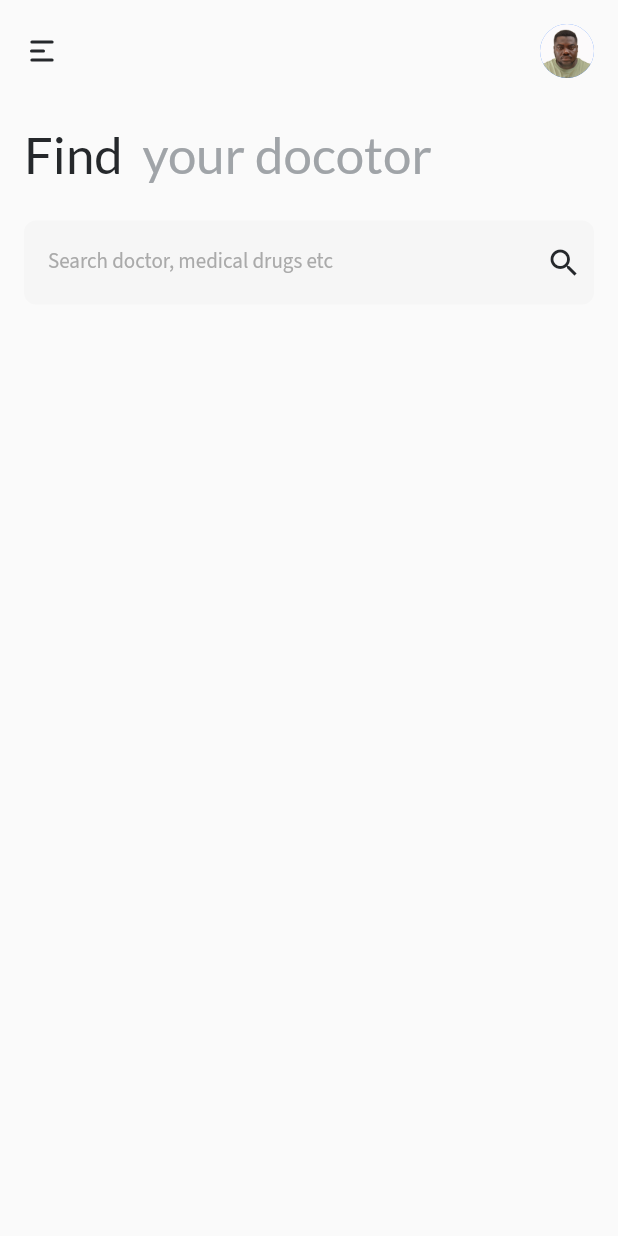
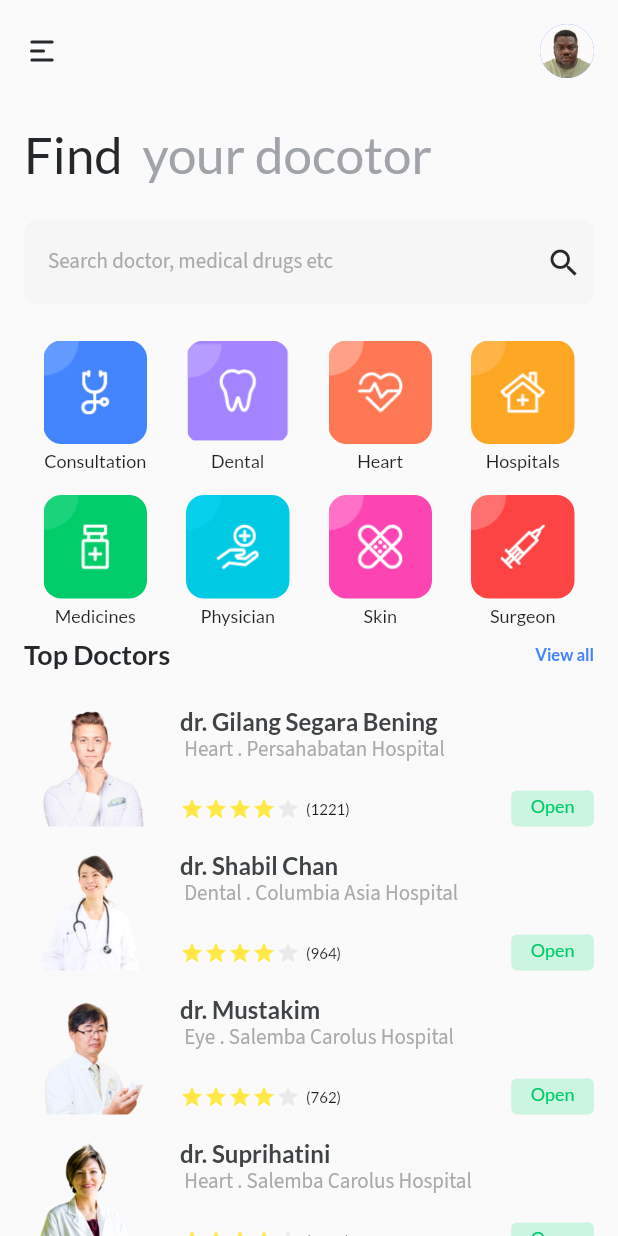
Before and after one commit to richarddanquah/doctor_app, a Flutter app: the screen it shows after launch, on a phone screen of 412 x 824 dp. Run offline on Flutter 3.47's test engine with Material 2 defaults, Android fonts, the phone set to English and light mode, and no system bars; drawn by our look-alikes of flutter_rating_bar; our stand-ins replace flutter_svg_provider, google_fonts.

Commit message:
doctor app main page done

```diff
--- /dev/null
+++ b/lib/models/doctor.dart
@@ -0,0 +1,109 @@
+
+class Doctor {
+  Doctor(
+      {this.doctorName = '',
+        this.doctorSpecialty = '',
+        this.doctorRating = '',
+        this.doctorHospital = '',
+        this.doctorNumberOfPatient = '',
+        this.doctorYearOfExperience = '',
+        this.doctorDescription = '',
+        this.doctorPicture = ''});
+
+  String doctorName;
+  String doctorSpecialty;
+  String doctorRating;
+  String doctorHospital;
+  String doctorNumberOfPatient;
+  String doctorYearOfExperience;
+  String doctorDescription;
+  String doctorPicture;
+}
+
+var topDoctors = [
+  Doctor(
+    doctorName: 'dr. Gilang Segara Bening',
+    doctorSpecialty: 'Heart',
+    doctorRating: '4.8',
+    doctorHospital: 'Persahabatan Hospital',
+    doctorNumberOfPatient: '1221',
+    doctorYearOfExperience: '3',
+    doctorDescription:
+    'is one of the best doctors in the Persahabat Hospital. He has saved more than 1000 patients in the past 3 years. He has also received many awards from domestic and abroad as the best doctors. He is available on a private or schedule.',
+    doctorPicture: 'img-men-01.png',
+  ),
+  Doctor(
+    doctorName: 'dr. Shabil Chan',
+    doctorSpecialty: 'Dental',
+    doctorRating: '4.7',
+    doctorHospital: 'Columbia Asia Hospital',
+    doctorNumberOfPatient: '964',
+    doctorYearOfExperience: '4',
+    doctorDescription:
+    'is one of the best doctors in the Columbia Asia Hospital. He has saved more than 900 patients in the past 4 years. He has also received many awards from domestic and abroad as the best doctors. He is available on a private or schedule.',
+    doctorPicture: 'img-women-01.png',
+  ),
+  Doctor(
+    doctorName: 'dr. Mustakim',
+    doctorSpecialty: 'Eye',
+    doctorRating: '4.9',
+    doctorHospital: 'Salemba Carolus Hospital',
+    doctorNumberOfPatient: '762',
+    doctorYearOfExperience: '5',
+    doctorDescription:
+    'is one of the best doctors in the Salemba Carolus Hospital. He has saved more than 700 patients in the past 5 years. He has also received many awards from domestic and abroad as the best doctors. He is available on a private or schedule.',
+    doctorPicture: 'img-men-02.png',
+  ),
+  Doctor(
+    doctorName: 'dr. Suprihatini',
+    doctorSpecialty: 'Heart',
+    doctorRating: '4.8',
+    doctorHospital: 'Salemba Carolus Hospital',
+    doctorNumberOfPatient: '1451',
+    doctorYearOfExperience: '6',
+    doctorDescription:
+    'is one of the best doctors in the Salemba Carolus Hospital. He has saved more than 1400 patients in the past 6 years. He has also received many awards from domestic and abroad as the best doctors. He is available on a private or schedule.',
+    doctorPicture: 'img-women-02.png',
+  ),
+  Doctor(
+    doctorName: 'dr. Robert Posy',
+    doctorSpecialty: 'Child',
+    doctorRating: '4.6',
+    doctorHospital: 'Kariadi Hospital',
+    doctorNumberOfPatient: '551',
+    doctorYearOfExperience: '3',
+    doctorDescription:
+    'is one of the best doctors in the Kariadi Carolus Hospital. He has saved more than 500 patients in the past 3 years. He has also received many awards from domestic and abroad as the best doctors. He is available on a private or schedule.',
+    doctorPicture: 'img-men-03.png',
+  ),
+  Doctor(
+    doctorName: 'dr. Matilde Hani',
+    doctorSpecialty: 'Heart',
+    doctorRating: '4.7',
+    doctorHospital: 'Wiloso Hospital',
+    doctorNumberOfPatient: '888',
+    doctorYearOfExperience: '4',
+    doctorDescription:
+    'is one of the best doctors in the Wiloso Hospital. He has saved more than 800 patients in the past 4 years. He has also received many awards from domestic and abroad as the best doctors. He is available on a private or schedule.',
+    doctorPicture: 'img-women-03.png',
+  ),
+];
+
+class DoctorMenu {
+  String name;
+  String image;
+  DoctorMenu({this.name = '', this.image = ''});
+}
+
+var doctorMenu = [
+  DoctorMenu(name: 'Consultation', image: 'img-consultation.svg'),
+  DoctorMenu(name: 'Dental', image: 'img-dental.svg'),
+  DoctorMenu(name: 'Heart', image: 'img-heart.svg'),
+  DoctorMenu(name: 'Hospitals', image: 'img-hospital.svg'),
+  DoctorMenu(name: 'Medicines', image: 'img-medicine.svg'),
+  DoctorMenu(name: 'Physician', image: 'img-physician.svg'),
+  DoctorMenu(name: 'Skin', image: 'img-skin.svg'),
+  DoctorMenu(name: 'Surgeon', image: 'img-surgeon.svg'),
+
+
+];
--- a/lib/screens/home_screen.dart
+++ b/lib/screens/home_screen.dart
@@ -1,5 +1,7 @@
 import 'package:doctor_app/constants/constant.dart';
+import 'package:doctor_app/screens/widgets/doctor_app_grid_menu.dart';
 import 'package:doctor_app/screens/widgets/home_screen_navbar.dart';
+import 'package:doctor_app/screens/widgets/top_doctor_list.dart';
 import 'package:flutter/material.dart';
 
 class HomeScreen extends StatelessWidget {
@@ -63,7 +65,32 @@ class HomeScreen extends StatelessWidget {
                         ),
                         border: InputBorder.none),
                   ),
-                )
+                ),
+                const SizedBox(
+                  height: 24,
+                ),
+                const DoctorAppGridMenu(),
+                Row(
+                  mainAxisAlignment: MainAxisAlignment.spaceBetween,
+                  children: [
+                    Text(
+                      'Top Doctors',
+                      style: Theme.of(context).textTheme.headline3,
+                    ),
+                    Text(
+                      'View all',
+                      style: Theme.of(context)
+                          .textTheme
+                          .bodyText1!
+                          .copyWith(color: kBlueColor),
+                    )
+                  ],
+                ),
+
+                const SizedBox(
+                  height: 24,
+                ),
+                const TopDoctorList()
               ],
             ),
           ),
--- /dev/null
+++ b/lib/screens/widgets/doctor_app_grid_menu.dart
@@ -0,0 +1,55 @@
+import 'package:flutter/material.dart';
+import 'package:flutter_svg_provider/flutter_svg_provider.dart';
+
+import '../../models/doctor.dart';
+
+class DoctorAppGridMenu extends StatelessWidget {
+  const DoctorAppGridMenu({Key? key}) : super(key: key);
+
+  @override
+  Widget build(BuildContext context) {
+    return GridView.builder(
+      physics: const NeverScrollableScrollPhysics(),
+      shrinkWrap: true,
+      gridDelegate: const SliverGridDelegateWithFixedCrossAxisCount(
+          crossAxisCount: 4, mainAxisSpacing: 8),
+      padding: EdgeInsets.zero,
+      itemCount: doctorMenu.length,
+      itemBuilder: (BuildContext context, index) {
+        return GestureDetector(
+          child: Container(
+            constraints: const BoxConstraints(
+              maxHeight: 81,
+            ),
+            child: Column(
+              children: [
+                Container(
+                  constraints: const BoxConstraints(
+                    minHeight: 56,
+                    minWidth: 56,
+                    maxHeight: 69,
+                    maxWidth: 69,
+                  ),
+                  decoration: BoxDecoration(
+                      borderRadius: BorderRadius.circular(12),
+                      image: DecorationImage(
+                          fit: BoxFit.cover,
+                          image: Svg('assets/svg/${doctorMenu[index].image}'))),
+                ),
+                const SizedBox(
+                  height: 4,
+                ),
+                Expanded(
+                  child: Text(
+                    doctorMenu[index].name,
+                    style: Theme.of(context).textTheme.headline6,
+                  ),
+                )
+              ],
+            ),
+          ),
+        );
+      },
+    );
+  }
+}
--- /dev/null
+++ b/lib/screens/widgets/top_doctor_list.dart
@@ -0,0 +1,22 @@
+import 'package:doctor_app/models/doctor.dart';
+import 'package:doctor_app/screens/widgets/top_doctors_card.dart';
+import 'package:flutter/material.dart';
+
+class TopDoctorList extends StatelessWidget {
+  const TopDoctorList({Key? key}) : super(key: key);
+
+  @override
+  Widget build(BuildContext context) {
+    return ListView.builder(
+        shrinkWrap: true,
+        itemCount: topDoctors.length,
+        itemBuilder: (context, index) {
+          return GestureDetector(
+            onTap: () {},
+            child: TopDoctorsCard(
+              doctor: topDoctors[index],
+            ),
+          );
+        });
+  }
+}
--- /dev/null
+++ b/lib/screens/widgets/top_doctors_card.dart
@@ -0,0 +1,112 @@
+import 'package:doctor_app/constants/constant.dart';
+import 'package:flutter/material.dart';
+import 'package:flutter_rating_bar/flutter_rating_bar.dart';
+
+import '../../models/doctor.dart';
+
+class TopDoctorsCard extends StatelessWidget {
+  const TopDoctorsCard({Key? key, this.doctor}) : super(key: key);
+
+  final Doctor? doctor;
+
+  @override
+  Widget build(BuildContext context) {
+    return Padding(
+      padding: const EdgeInsets.only(bottom: 16),
+      child: Container(
+        color: Colors.transparent,
+        height: 80,
+        width: MediaQuery.of(context).size.width - 32,
+        child: Row(
+          crossAxisAlignment: CrossAxisAlignment.stretch,
+          children: [
+            Container(
+              width: 88,
+              decoration: BoxDecoration(
+                  borderRadius: BorderRadius.circular(8),
+                  image: DecorationImage(
+                      fit: BoxFit.cover,
+                      image: AssetImage(
+                          'assets/images/${doctor!.doctorPicture}'))),
+            ),
+            const SizedBox(
+              width: 16,
+            ),
+            Flexible(
+              child: Column(
+                crossAxisAlignment: CrossAxisAlignment.start,
+                children: [
+                  Text(
+                    doctor!.doctorName,
+                    overflow: TextOverflow.ellipsis,
+                    maxLines: 1,
+                    style: Theme.of(context).textTheme.headline4,
+                  ),
+                  Text(
+                    ' ${doctor!.doctorSpecialty} . ${doctor!.doctorHospital}',
+                    overflow: TextOverflow.ellipsis,
+                    maxLines: 1,
+                    style: Theme.of(context).textTheme.headline5,
+                  ),
+                  const Spacer(),
+                  SizedBox(
+                    width: MediaQuery.of(context).size.width - 136,
+                    child: Row(
+                      mainAxisAlignment: MainAxisAlignment.spaceBetween,
+                      children: [
+                        Row(
+                          children: [
+                            RatingBar.builder(
+                              itemSize: 16,
+                              initialRating: double.parse(doctor!.doctorRating),
+                              minRating: 1,
+                              direction: Axis.horizontal,
+                              itemCount: 5,
+                              itemPadding: EdgeInsets.zero,
+                              itemBuilder: (context, _) => const Icon(
+                                Icons.star,
+                                color: kYellowColor,
+                              ),
+                              onRatingUpdate: (rating) {
+                                debugPrint(rating.toString());
+                              },
+                              unratedColor: kGreyColor600,
+                            ),
+                            const SizedBox(
+                              width: 4,
+                            ),
+                            Text(
+                              '(${doctor!.doctorNumberOfPatient})',
+                              style: Theme.of(context).textTheme.bodyText2,
+                            ),
+                          ],
+                        ),
+                        Container(
+                          height: 24,
+                          padding: const EdgeInsets.symmetric(
+                            horizontal: 13,
+                            vertical: 3,
+                          ),
+                          decoration: BoxDecoration(
+                              borderRadius: BorderRadius.circular(4),
+                              color: kGreenLightColor),
+                          child: Text(
+                            'Open',
+                            style: Theme.of(context)
+                                .textTheme
+                                .headline6!
+                                .copyWith(color: kGreenColor),
+                          ),
+                        )
+                      ],
+                    ),
+                  ),
+                ],
+              ),
+            )
+          ],
+        ),
+      ),
+    );
+  }
+}
--- a/pubspec.yaml
+++ b/pubspec.yaml
@@ -19,7 +19,7 @@ publish_to: 'none' # Remove this line if you wish to publish to pub.dev
 version: 1.0.0+1
 
 environment:
-  sdk: '>=2.19.0 <3.0.0'
+  sdk: '>=2.17.0 <3.0.0'
 
 # Dependencies specify other packages that your package needs in order to work.
 # To automatically upgrade your package dependencies to the latest versions
```
Also changed, not shown: pubspec.lock, 2 other files.
